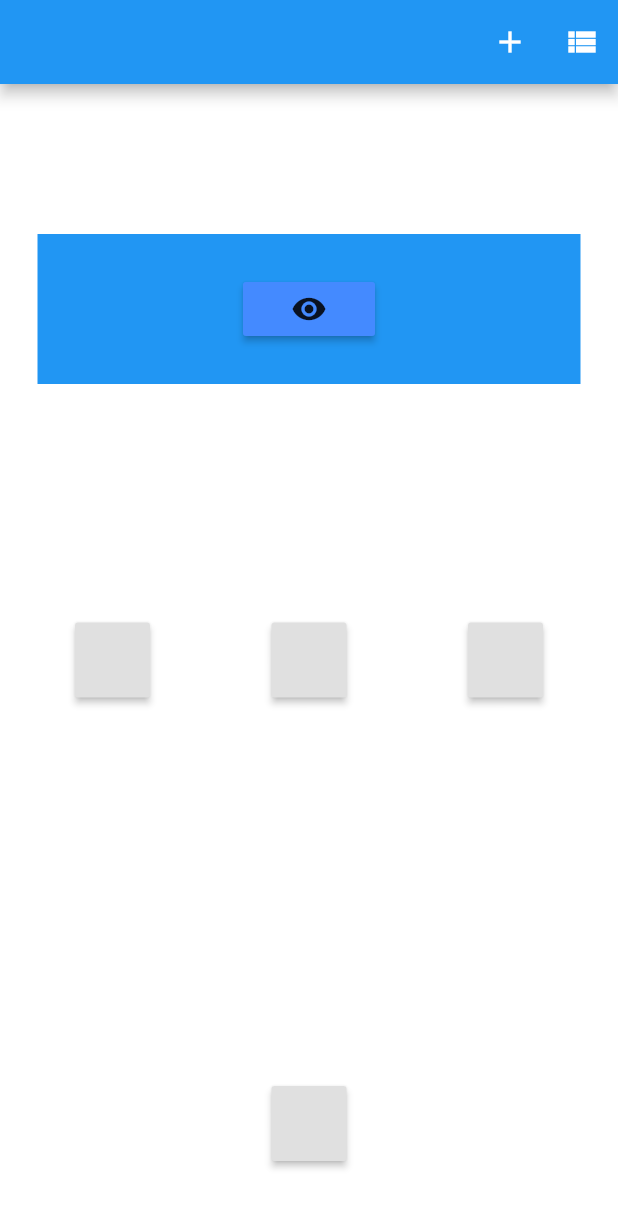
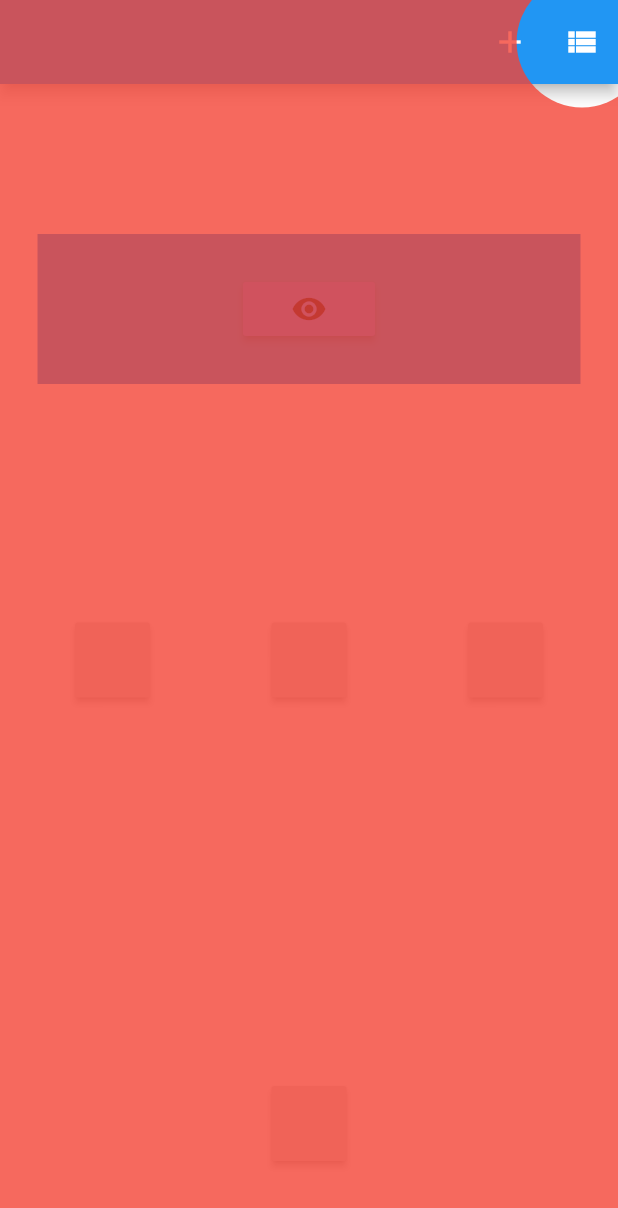
Before and after one commit to RafaelBarbosatec/tutorial_coach_mark, a Flutter app: the first screen one second after launch, on a phone screen of 412 x 824 dp. Shown: the top 1208 px of the screen. Run offline on Flutter 3.47's test engine with Material 2 defaults, Android fonts, the phone set to English and light mode, and no system bars.

Commit message:
increment version

```diff
--- a/lib/src/paint/light_paint_rect.dart
+++ b/lib/src/paint/light_paint_rect.dart
@@ -1,5 +1,5 @@
 import 'package:flutter/material.dart';
-import 'package:tutorial_coach_mark/target_position.dart';
+import 'package:tutorial_coach_mark/src/target/target_position.dart';
 
 class LightPaintRect extends CustomPainter {
   final double progress;
@@ -38,8 +38,7 @@ class LightPaintRect extends CustomPainter {
 
     double h = maxSise * (1 - progress) + target.size.height + offset;
 
-    RRect rrect = RRect.fromRectAndRadius(
-        Rect.fromLTWH(x, y, w, h), Radius.circular(radius));
+    RRect rrect = RRect.fromRectAndRadius(Rect.fromLTWH(x, y, w, h), Radius.circular(radius));
     canvas.drawRRect(rrect, _paintFocus);
     canvas.restore();
   }
--- a/lib/src/target/target_content.dart
+++ b/lib/src/target/target_content.dart
@@ -1,5 +1,17 @@
 import 'package:flutter/widgets.dart';
-import 'package:tutorial_coach_mark/src/content/custom_content_position.dart';
+
+class CustomTargetContentPosition {
+  CustomTargetContentPosition({
+    this.top,
+    this.left,
+    this.bottom,
+  });
+  final double top, left, bottom;
+  @override
+  String toString() {
+    return 'CustomTargetPosition{top: $top, left: $left, bottom: $bottom}';
+  }
+}
 
 enum ContentAlign { top, bottom, left, right, custom }
 
@@ -11,7 +23,7 @@ class TargetContent {
   }) : assert(child != null && !(align == ContentAlign.custom && customPosition == null));
 
   final ContentAlign align;
-  final CustomContentPosition customPosition;
+  final CustomTargetContentPosition customPosition;
   final Widget child;
   @override
   String toString() {
--- a/lib/src/target/target_focus.dart
+++ b/lib/src/target/target_focus.dart
@@ -1,7 +1,7 @@
 import 'package:flutter/widgets.dart';
-import 'package:tutorial_coach_mark/animated_focus_light.dart';
-import 'package:tutorial_coach_mark/content_target.dart';
-import 'package:tutorial_coach_mark/target_position.dart';
+import 'package:tutorial_coach_mark/src/target/target_content.dart';
+import 'package:tutorial_coach_mark/src/target/target_position.dart';
+import 'package:tutorial_coach_mark/src/util.dart';
 
 class TargetFocus {
   TargetFocus({
@@ -21,7 +21,7 @@ class TargetFocus {
   final dynamic identify;
   final GlobalKey keyTarget;
   final TargetPosition targetPosition;
-  final List<ContentTarget> contents;
+  final List<TargetContent> contents;
   final ShapeLightFocus shape;
   final double radius;
   final bool enableOverlayTab;
--- a/lib/src/util.dart
+++ b/lib/src/util.dart
@@ -1,6 +1,8 @@
 import 'package:flutter/widgets.dart';
 import 'package:tutorial_coach_mark/src/target/target_focus.dart';
 import 'package:tutorial_coach_mark/src/target/target_position.dart';
+
+enum ShapeLightFocus { Circle, RRect }
 
 TargetPosition getTargetCurrent(TargetFocus target) {
   if (target.keyTarget != null) {
--- a/lib/src/widgets/animated_focus_light.dart
+++ b/lib/src/widgets/animated_focus_light.dart
@@ -4,9 +4,7 @@ import 'package:tutorial_coach_mark/src/paint/light_paint.dart';
 import 'package:tutorial_coach_mark/src/paint/light_paint_rect.dart';
 import 'package:tutorial_coach_mark/src/target/target_focus.dart';
 import 'package:tutorial_coach_mark/src/target/target_position.dart';
-import 'package:tutorial_coach_mark/util.dart';
-
-enum ShapeLightFocus { Circle, RRect }
+import 'package:tutorial_coach_mark/src/util.dart';
 
 class AnimatedFocusLight extends StatefulWidget {
   final List<TargetFocus> targets;
--- a/lib/src/widgets/tutorial_coach_mark_widget.dart
+++ b/lib/src/widgets/tutorial_coach_mark_widget.dart
@@ -1,9 +1,9 @@
 import 'package:flutter/material.dart';
-import 'package:tutorial_coach_mark/animated_focus_light.dart';
-import 'package:tutorial_coach_mark/src/content/content_target.dart';
+import 'package:tutorial_coach_mark/src/target/target_content.dart';
 import 'package:tutorial_coach_mark/src/target/target_focus.dart';
 import 'package:tutorial_coach_mark/src/target/target_position.dart';
-import 'package:tutorial_coach_mark/util.dart';
+import 'package:tutorial_coach_mark/src/util.dart';
+import 'package:tutorial_coach_mark/src/widgets/animated_focus_light.dart';
 
 class TutorialCoachMarkWidget extends StatefulWidget {
   const TutorialCoachMarkWidget({
@@ -15,7 +15,7 @@ class TutorialCoachMarkWidget extends StatefulWidget {
     this.clickOverlay,
     this.alignSkip = Alignment.bottomRight,
     this.textSkip = "SKIP",
-    this.clickSkip,
+    this.onClickSkip,
     this.colorShadow = Colors.black,
     this.opacityShadow = 0.8,
     this.textStyleSkip = const TextStyle(color: Colors.white),
@@ -31,7 +31,7 @@ class TutorialCoachMarkWidget extends StatefulWidget {
   final Color colorShadow;
   final double opacityShadow;
   final double paddingFocus;
-  final Function() clickSkip;
+  final Function() onClickSkip;
   final AlignmentGeometry alignSkip;
   final String textSkip;
   final TextStyle textStyleSkip;
@@ -127,7 +127,7 @@ class TutorialCoachMarkWidgetState extends State<TutorialCoachMarkWidget> {
 
     children = currentTarget.contents.map<Widget>((i) {
       switch (i.align) {
-        case AlignContent.bottom:
+        case ContentAlign.bottom:
           {
             weight = MediaQuery.of(context).size.width;
             left = 0;
@@ -135,7 +135,7 @@ class TutorialCoachMarkWidgetState extends State<TutorialCoachMarkWidget> {
             bottom = null;
           }
           break;
-        case AlignContent.top:
+        case ContentAlign.top:
           {
             weight = MediaQuery.of(context).size.width;
             left = 0;
@@ -143,7 +143,7 @@ class TutorialCoachMarkWidgetState extends State<TutorialCoachMarkWidget> {
             bottom = haloHeight + (MediaQuery.of(context).size.height - positioned.dy);
           }
           break;
-        case AlignContent.left:
+        case ContentAlign.left:
           {
             weight = positioned.dx - haloWidth;
             left = 0;
@@ -151,7 +151,7 @@ class TutorialCoachMarkWidgetState extends State<TutorialCoachMarkWidget> {
             bottom = null;
           }
           break;
-        case AlignContent.right:
+        case ContentAlign.right:
           {
             left = positioned.dx + haloWidth;
             top = positioned.dy - target.size.height / 2 - haloHeight;
@@ -159,7 +159,7 @@ class TutorialCoachMarkWidgetState extends State<TutorialCoachMarkWidget> {
             weight = MediaQuery.of(context).size.width - left;
           }
           break;
-        case AlignContent.custom:
+        case ContentAlign.custom:
           {
             left = i.customPosition.left;
             top = i.customPosition.top;
@@ -199,7 +199,7 @@ class TutorialCoachMarkWidgetState extends State<TutorialCoachMarkWidget> {
           opacity: showContent ? 1 : 0,
           duration: Duration(milliseconds: 300),
           child: InkWell(
-            onTap: widget.clickSkip,
+            onTap: widget.onClickSkip,
             child: Padding(
               padding: const EdgeInsets.all(20.0),
               child: Text(
--- a/pubspec.yaml
+++ b/pubspec.yaml
@@ -1,6 +1,6 @@
 name: tutorial_coach_mark
 description: Guide that helps you to present your app and its features in a beautiful, simple and customizable way.
-version: 0.5.3
+version: 0.6.0
 homepage: https://github.com/RafaelBarbosatec/tutorial_coach_mark
 
 environment:
```
Also changed, not shown: lib/tutorial_coach_mark.dart (+19 -12 lines), 1 other file.
